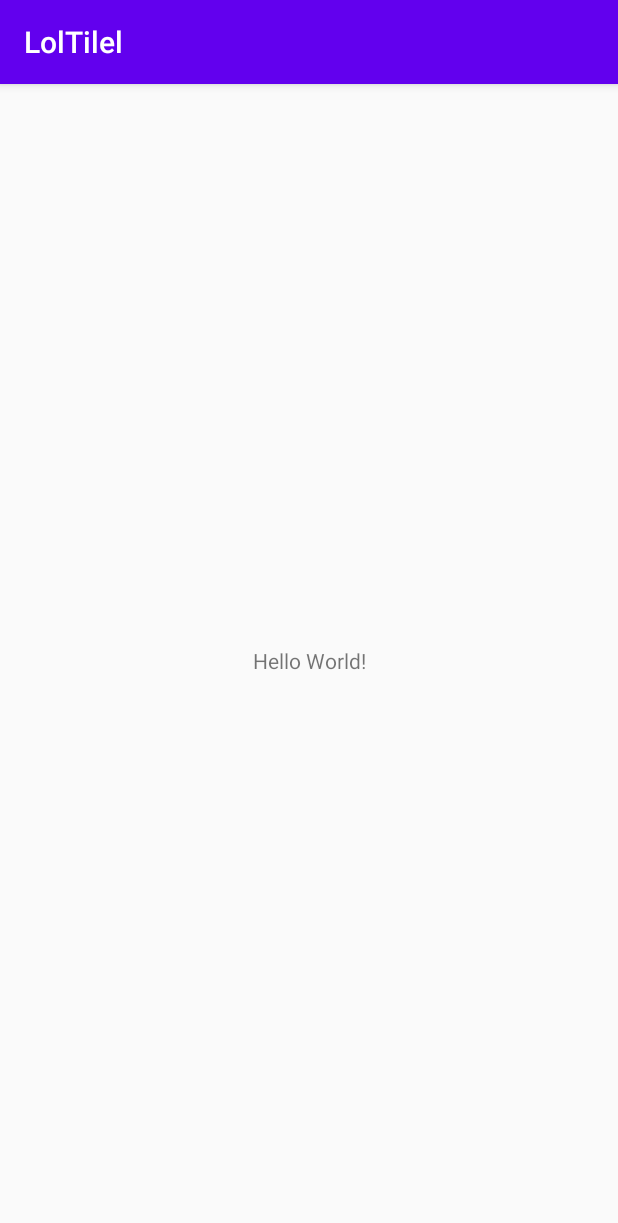
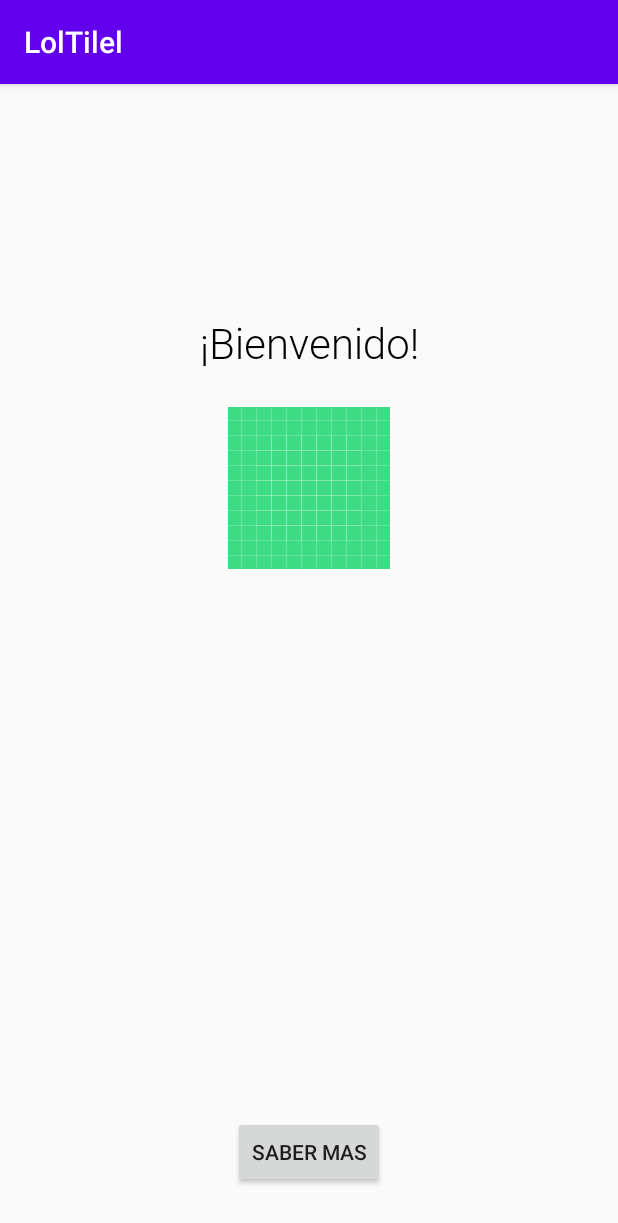
Before and after one commit to normansanchezn/AppLolTilel, an Android app: the screen it shows after launch (MainActivity before the commit, WelcomeActivity after it), on a phone screen of 412 x 824 dp. Shown: the top 1223 px of the screen. Run offline under Robolectric (Android 15) with nearby library versions, the phone set to English and light mode, and no system bars.

Commit message:
First structure

```diff
--- a/app/build.gradle
+++ b/app/build.gradle
@@ -30,6 +30,7 @@ dependencies {
     implementation 'androidx.core:core-ktx:1.3.1'
     implementation 'androidx.appcompat:appcompat:1.1.0'
     implementation 'androidx.constraintlayout:constraintlayout:1.1.3'
+    implementation 'androidx.legacy:legacy-support-v4:1.0.0'
     testImplementation 'junit:junit:4.12'
     androidTestImplementation 'androidx.test.ext:junit:1.1.1'
     androidTestImplementation 'androidx.test.espresso:espresso-core:3.2.0'
--- a/app/src/main/AndroidManifest.xml
+++ b/app/src/main/AndroidManifest.xml
@@ -9,15 +9,17 @@
         android:roundIcon="@mipmap/ic_launcher_round"
         android:supportsRtl="true"
         android:theme="@style/AppTheme">
+        <activity android:name=".HomeActivity"></activity>
         <activity
             android:name=".SplashActivity"
             android:theme="@style/Theme.AppCompat.Light.NoActionBar">
             <intent-filter>
                 <action android:name="android.intent.action.MAIN" />
+
                 <category android:name="android.intent.category.LAUNCHER" />
             </intent-filter>
         </activity>
-        <activity android:name=".MainActivity">
+        <activity android:name=".WelcomeActivity">
             <intent-filter>
                 <action android:name="android.intent.action.MAIN" />
 
--- a/app/src/main/java/mx/loltilel/loltilel/MainActivity.kt
+++ b/app/src/main/java/mx/loltilel/loltilel/HomeActivity.kt
@@ -3,9 +3,9 @@ package mx.loltilel.loltilel
 import androidx.appcompat.app.AppCompatActivity
 import android.os.Bundle
 
-class MainActivity : AppCompatActivity() {
+class HomeActivity : AppCompatActivity() {
     override fun onCreate(savedInstanceState: Bundle?) {
         super.onCreate(savedInstanceState)
-        setContentView(R.layout.activity_main)
+        setContentView(R.layout.activity_home)
     }
 }
--- a/app/src/main/java/mx/loltilel/loltilel/SplashActivity.kt
+++ b/app/src/main/java/mx/loltilel/loltilel/SplashActivity.kt
@@ -14,7 +14,7 @@ class SplashActivity : AppCompatActivity() {
         setContentView(R.layout.activity_splash)
 
         Handler().postDelayed({
-            startActivity(Intent(this,MainActivity::class.java))
+            startActivity(Intent(this,WelcomeActivity::class.java))
             finish()
         }, SPLASH_TIME_OUT)
     }
--- /dev/null
+++ b/app/src/main/java/mx/loltilel/loltilel/WelcomeActivity.kt
@@ -0,0 +1,11 @@
+package mx.loltilel.loltilel
+
+import androidx.appcompat.app.AppCompatActivity
+import android.os.Bundle
+
+class WelcomeActivity : AppCompatActivity() {
+    override fun onCreate(savedInstanceState: Bundle?) {
+        super.onCreate(savedInstanceState)
+        setContentView(R.layout.activity_welcome)
+    }
+}
--- a/app/src/main/res/layout/activity_main.xml
+++ b/app/src/main/res/layout/activity_home.xml
@@ -4,15 +4,6 @@
     xmlns:tools="http://schemas.android.com/tools"
     android:layout_width="match_parent"
     android:layout_height="match_parent"
-    tools:context=".MainActivity">
-
-    <TextView
-        android:layout_width="wrap_content"
-        android:layout_height="wrap_content"
-        android:text="Hello World!"
-        app:layout_constraintBottom_toBottomOf="parent"
-        app:layout_constraintLeft_toLeftOf="parent"
-        app:layout_constraintRight_toRightOf="parent"
-        app:layout_constraintTop_toTopOf="parent" />
+    tools:context=".HomeActivity">
 
 </androidx.constraintlayout.widget.ConstraintLayout>
--- /dev/null
+++ b/app/src/main/res/layout/activity_welcome.xml
@@ -0,0 +1,48 @@
+<?xml version="1.0" encoding="utf-8"?>
+<androidx.constraintlayout.widget.ConstraintLayout xmlns:android="http://schemas.android.com/apk/res/android"
+    xmlns:app="http://schemas.android.com/apk/res-auto"
+    xmlns:tools="http://schemas.android.com/tools"
+    android:layout_width="match_parent"
+    android:layout_height="match_parent"
+    tools:context=".WelcomeActivity">
+
+    <TextView
+        android:id="@+id/tv_title_welcome"
+        android:layout_width="wrap_content"
+        android:layout_height="wrap_content"
+        android:fontFamily="@font/roboto_light"
+        android:freezesText="true"
+        android:text="@string/txt_welcome"
+        android:textColor="@color/black"
+        android:textSize="@dimen/size_title"
+        app:layout_constraintEnd_toEndOf="parent"
+        app:layout_constraintStart_toStartOf="parent"
+        app:layout_constraintTop_toTopOf="@+id/gl_superior" />
+
+    <ImageView
+        android:id="@+id/iv_logo_app"
+        android:layout_width="wrap_content"
+        android:layout_height="wrap_content"
+        android:layout_marginTop="24dp"
+        android:src="@drawable/ic_launcher_background"
+        app:layout_constraintEnd_toEndOf="parent"
+        app:layout_constraintStart_toStartOf="parent"
+        app:layout_constraintTop_toBottomOf="@+id/tv_title_welcome" />
+
+    <Button
+        android:id="@+id/btn_next_welcome"
+        android:layout_width="wrap_content"
+        android:layout_height="wrap_content"
+        android:layout_marginBottom="32dp"
+        android:text="@string/know_more"
+        app:layout_constraintBottom_toBottomOf="parent"
+        app:layout_constraintEnd_toEndOf="parent"
+        app:layout_constraintStart_toStartOf="parent" />
+
+    <androidx.constraintlayout.widget.Guideline
+        android:id="@+id/gl_superior"
+        android:layout_width="wrap_content"
+        android:layout_height="wrap_content"
+        android:orientation="horizontal"
+        app:layout_constraintGuide_percent="0.20" />
+</androidx.constraintlayout.widget.ConstraintLayout>
--- a/app/src/main/res/values/colors.xml
+++ b/app/src/main/res/values/colors.xml
@@ -5,4 +5,5 @@
     <color name="colorAccent">#03DAC5</color>
     <color name="black">#000000</color>
     <color name="grey">#d3d3d3</color>
+    <color name="white">#ffffff</color>
 </resources>
--- /dev/null
+++ b/app/src/main/res/values/dimens.xml
@@ -0,0 +1,4 @@
+<?xml version="1.0" encoding="utf-8"?>
+<resources>
+    <dimen name="size_title">28sp</dimen>
+</resources>
--- a/app/src/main/res/values/strings.xml
+++ b/app/src/main/res/values/strings.xml
@@ -1,3 +1,9 @@
 <resources>
     <string name="app_name">LolTilel</string>
+    <string name="txt_welcome">¡Bienvenido!</string>
+    <string name="know_more">Saber mas</string>
+    <!-- TODO: Remove or change this placeholder text -->
+    <string name="hello_blank_fragment">Hello blank fragment</string>
+    <string name="name_app">Lol Tilel</string>
+    <string name="slogan">Nuestro código hace realidad tus ideas</string>
 </resources>
```
Also changed, not shown: app/src/main/java/mx/loltilel/loltilel/fragments_home/AboutUsFragment.kt (added, +18 -0 lines), app/src/main/java/mx/loltilel/loltilel/fragments_home/ContactFragment.kt (added, +19 -0 lines), app/src/main/java/mx/loltilel/loltilel/fragments_home/VissionMissionFragment.kt (added, +19 -0 lines), app/src/main/res/layout/activity_splash.xml (+9 -9 lines), app/src/main/res/layout/fragment_about_us.xml (added, +14 -0 lines), app/src/main/res/layout/fragment_contact.xml (added, +14 -0 lines), app/src/main/res/layout/fragment_vission_mission.xml (added, +14 -0 lines), app/src/main/res/font/roboto.ttf (added), app/src/main/res/font/roboto_light.ttf (added), app/src/main/res/font/roboto_thin.ttf (added).
